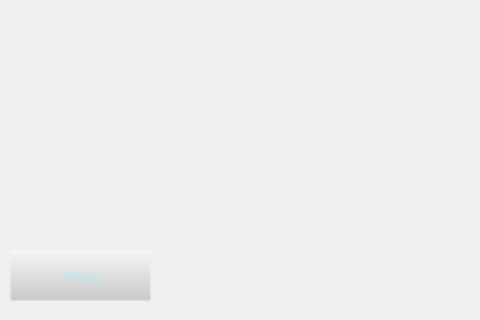
Old version of the form List_Best.ui in the repository Moonsoon2020/Game; both pictures show x 0 to 480 and y 330 to 650 of the 1076 by 650 pixel window.
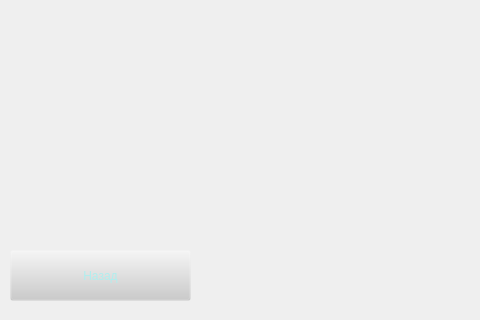
New version of the form.

Patch:
```diff
--- a/List_Best.ui
+++ b/List_Best.ui
@@ -18,7 +18,7 @@
     <rect>
      <x>10</x>
      <y>580</y>
-     <width>141</width>
+     <width>181</width>
      <height>51</height>
     </rect>
    </property>
```
